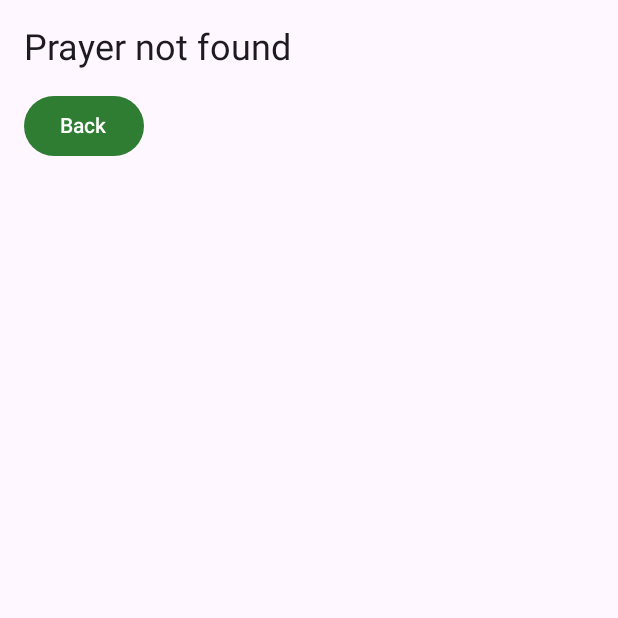
After one commit to relfaza/salatku-v2, an Android app built with Jetpack Compose: the composable PrayerDetailScreen called with empty values, on a phone screen of 412 x 824 dp, the top half of it. The commit adds this screen. Run offline under Robolectric (Android 15) with nearby library versions, the phone set to English and light mode, and no system bars.

Commit message:
m17: add Navigation Compose with PrayerDetail

```diff
--- a/app/build.gradle.kts
+++ b/app/build.gradle.kts
@@ -1,6 +1,7 @@
 plugins {
     alias(libs.plugins.android.application)
     alias(libs.plugins.kotlin.compose)
+    alias(libs.plugins.kotlin.serialization)
 }
 
 android {
@@ -44,6 +45,10 @@ dependencies {
     implementation(libs.androidx.lifecycle.viewmodel.compose)
     // M13 CP1: collectAsStateWithLifecycle()
     implementation(libs.androidx.lifecycle.runtime.compose)
+    implementation("androidx.compose.material:material-icons-extended")
+    // M17: Navigation Compose & Kotlin Serialization
+    implementation(libs.androidx.navigation.compose)
+    implementation(libs.kotlinx.serialization.json)
 
     implementation(platform(libs.androidx.compose.bom))
     implementation(libs.androidx.compose.ui)
--- /dev/null
+++ b/app/src/main/java/com/example/shalatku/ui/screens/PrayerDetailScreen.kt
@@ -0,0 +1,46 @@
+package com.example.shalatku.ui.screens
+
+import androidx.compose.foundation.layout.Arrangement
+import androidx.compose.foundation.layout.Column
+import androidx.compose.foundation.layout.fillMaxSize
+import androidx.compose.foundation.layout.padding
+import androidx.compose.material3.Button
+import androidx.compose.material3.MaterialTheme
+import androidx.compose.material3.Text
+import androidx.compose.runtime.Composable
+import androidx.compose.ui.Modifier
+import androidx.compose.ui.unit.dp
+import com.example.shalatku.Prayer
+
+@Composable
+fun PrayerDetailScreen(
+    prayer: Prayer?,
+    onBack: () -> Unit,
+    modifier: Modifier = Modifier
+) {
+    Column(
+        modifier = modifier
+            .fillMaxSize()
+            .padding(16.dp),
+        verticalArrangement = Arrangement.spacedBy(12.dp)
+    ) {
+        if (prayer == null) {
+            Text(
+                text = "Prayer not found",
+                style = MaterialTheme.typography.headlineSmall
+            )
+        } else {
+            Text(
+                text = prayer.name,
+                style = MaterialTheme.typography.headlineMedium
+            )
+            Text(
+                text = prayer.time,
+                style = MaterialTheme.typography.bodyLarge
+            )
+        }
+        Button(onClick = onBack) {
+            Text("Back")
+        }
+    }
+}
--- a/build.gradle.kts
+++ b/build.gradle.kts
@@ -4,4 +4,5 @@
 plugins {
     alias(libs.plugins.android.application) apply false
     alias(libs.plugins.kotlin.compose) apply false
+    alias(libs.plugins.kotlin.serialization) apply false
 }
```
Also changed, not shown: app/src/main/java/com/example/shalatku/MainActivity.kt (+54 -6 lines), app/src/main/java/com/example/shalatku/TrackerScreen.kt (+7 -1 lines), app/src/main/java/com/example/shalatku/navigation/Destinations.kt (added, +9 -0 lines), gradle/libs.versions.toml (+8 -0 lines), 1 other file.
